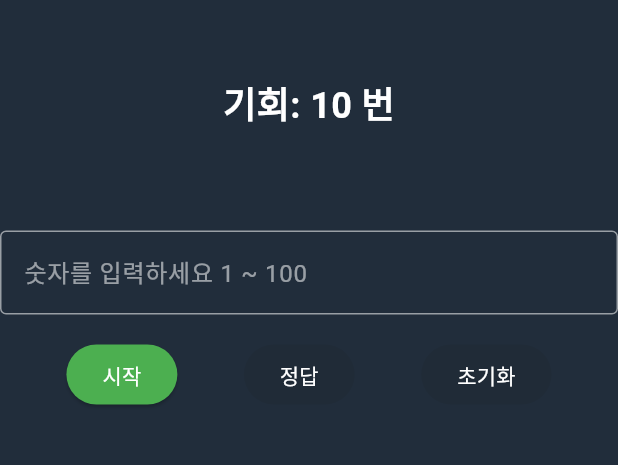
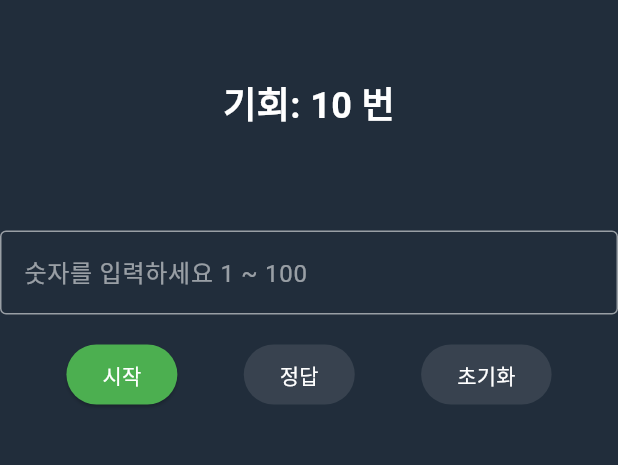
Before and after one commit to Shin-SeungHun/number_game, a Flutter app: the screen it shows after launch, on a phone screen of 412 x 824 dp, the part 65-530 px from its top. Run offline on Flutter 3.47's test engine with Material 3 defaults, Android fonts, the phone set to English and light mode, and no system bars.

Commit message:
disable 버튼 색상 변경

```diff
--- a/lib/main.dart
+++ b/lib/main.dart
@@ -90,7 +90,7 @@ class _GameScreenState extends State<GameScreen> {
                   onPressed: _gameData.isGameActive ? null : _startGame,
                   style: ElevatedButton.styleFrom(
                     backgroundColor: Colors.green, // 원하는 색상으로 변경
-                    // disabledBackgroundColor: Colors.white10
+                    disabledBackgroundColor: Colors.white10
                   ),
                   child: const Text(
                     '시작',
@@ -101,6 +101,7 @@ class _GameScreenState extends State<GameScreen> {
                   onPressed: _gameData.isGameActive ? _checkNumber : null,
                   style: ElevatedButton.styleFrom(
                     backgroundColor: Colors.blue, // 원하는 색상으로 변경
+                      disabledBackgroundColor: Colors.white10
                   ),
                   child: const Text(
                     '정답',
@@ -111,6 +112,7 @@ class _GameScreenState extends State<GameScreen> {
                   onPressed: _gameData.isGameActive ? _resetGame : null,
                   style: ElevatedButton.styleFrom(
                     backgroundColor: Colors.red, // 원하는 색상으로 변경
+                      disabledBackgroundColor: Colors.white10
                   ),
                   child: const Text(
                     '초기화',
```
